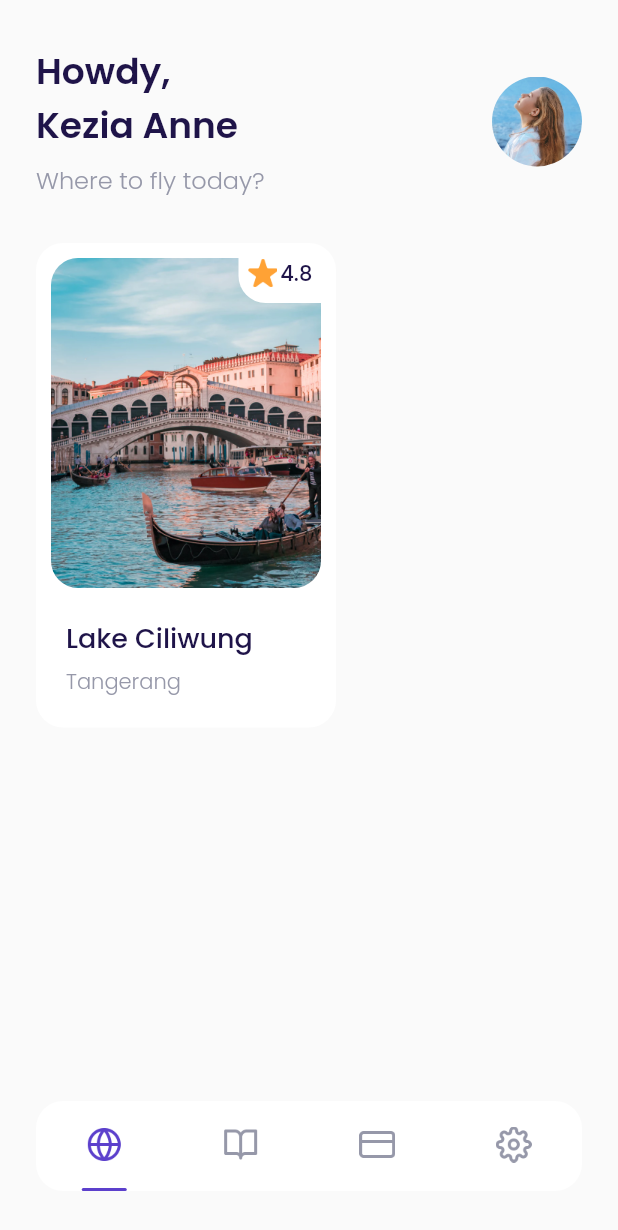
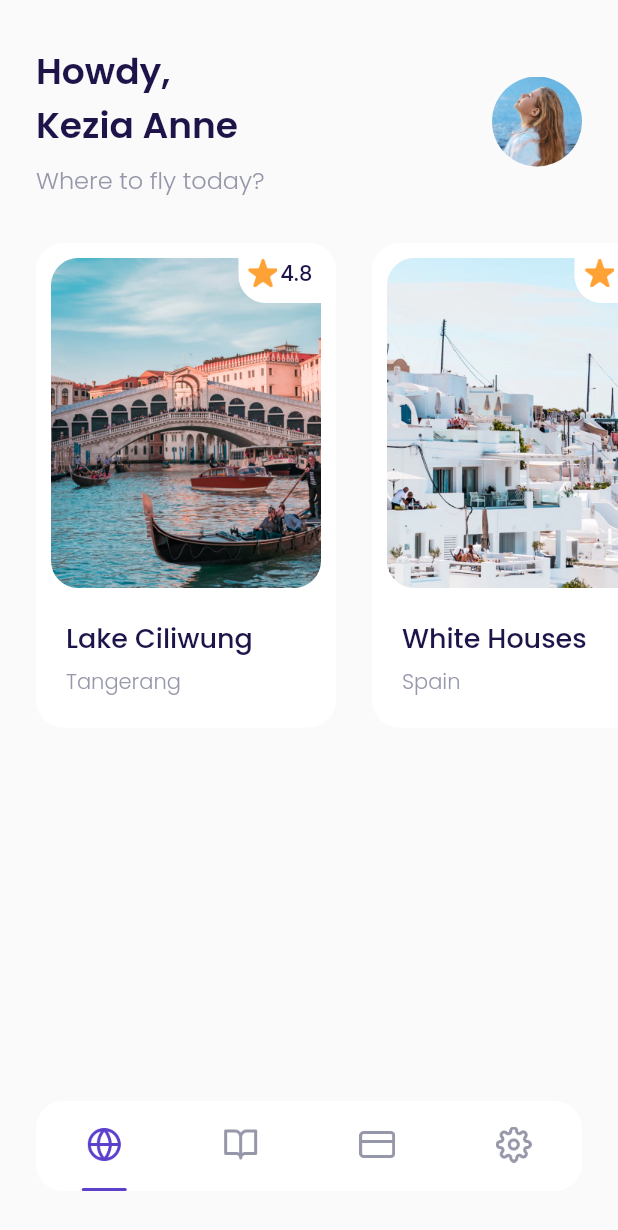
Before and after one commit to Nurhiman20/travel-flight-booking-app, a Flutter app: the MainPage screen opened by its route, on a phone screen of 412 x 824 dp. Shown: the top 1230 px of the screen. Run offline on Flutter 3.47's test engine with Material 2 defaults, Android fonts, the phone set to English and light mode, and no system bars; our stand-ins replace google_fonts.

Commit message:
feat(Home): Slicing destination list

```diff
--- a/lib/ui/pages/home_page.dart
+++ b/lib/ui/pages/home_page.dart
@@ -1,4 +1,5 @@
 import 'package:airplane/shared/theme.dart';
+import 'package:airplane/ui/widgets/destination_card.dart';
 import 'package:flutter/material.dart';
 
 class HomePage extends StatelessWidget {
@@ -49,82 +50,42 @@ class HomePage extends StatelessWidget {
     Widget popularDestinations() {
       return Container(
         margin: const EdgeInsets.only(top: 30),
+        child: const SingleChildScrollView(
+          scrollDirection: Axis.horizontal,
           child: Row(
             children: [
-            Container(
-              width: 200,
-              height: 323,
-              margin: EdgeInsets.only(left: defaultMargin),
-              padding: const EdgeInsets.all(10),
-              decoration: BoxDecoration(
-                  borderRadius: BorderRadius.circular(18), color: kWhiteColor),
-              child: Column(
-                  crossAxisAlignment: CrossAxisAlignment.start,
-                  children: [
-                    Container(
-                      width: 180,
-                      height: 220,
-                      margin: const EdgeInsets.only(bottom: 20),
-                      decoration: BoxDecoration(
-                          borderRadius: BorderRadius.circular(18),
-                          image: const DecorationImage(
-                              image:
-                                  AssetImage('assets/image_destination1.png'))),
-                      child: Align(
-                        alignment: Alignment.topRight,
-                        child: Container(
-                          width: 55,
-                          height: 30,
-                          decoration: BoxDecoration(
-                              color: kWhiteColor,
-                              borderRadius: const BorderRadius.only(
-                                  bottomLeft: Radius.circular(18))),
-                          child: Row(
-                            mainAxisAlignment: MainAxisAlignment.center,
-                            crossAxisAlignment: CrossAxisAlignment.start,
-                            children: [
-                              Container(
-                                width: 20,
-                                height: 20,
-                                margin: const EdgeInsets.only(right: 2),
-                                decoration: const BoxDecoration(
-                                    image: DecorationImage(
-                                        image: AssetImage(
-                                            'assets/icon_star.png'))),
+              DestinationCard(
+                name: 'Lake Ciliwung',
+                city: 'Tangerang',
+                imageUrl: 'assets/image_destination1.png',
+                rating: 4.8,
               ),
-                              Text(
-                                '4.8',
-                                style:
-                                    blackTextStyle.copyWith(fontWeight: medium),
+              DestinationCard(
+                name: 'White Houses',
+                city: 'Spain',
+                imageUrl: 'assets/image_destination2.png',
+                rating: 4.7,
+              ),
+              DestinationCard(
+                name: 'Hill Heyo',
+                city: 'Monaco',
+                imageUrl: 'assets/image_destination3.png',
+                rating: 4.8,
+              ),
+              DestinationCard(
+                name: 'Menarra',
+                city: 'Japan',
+                imageUrl: 'assets/image_destination4.png',
+                rating: 5.0,
+              ),
+              DestinationCard(
+                name: 'Payung Teduh',
+                city: 'Singapore',
+                imageUrl: 'assets/image_destination5.png',
+                rating: 4.9,
               )
             ],
           ),
-                        ),
-                      ),
-                    ),
-                    Container(
-                      margin: const EdgeInsets.only(left: 10),
-                      child: Column(
-                        crossAxisAlignment: CrossAxisAlignment.start,
-                        children: [
-                          Text(
-                            'Lake Ciliwung',
-                            style: blackTextStyle.copyWith(
-                                fontSize: 18, fontWeight: medium),
-                          ),
-                          const SizedBox(
-                            height: 5,
-                          ),
-                          Text(
-                            'Tangerang',
-                            style: greyTextStyle.copyWith(fontWeight: light),
-                          )
-                        ],
-                      ),
-                    )
-                  ]),
-            )
-          ],
         ),
       );
     }
--- /dev/null
+++ b/lib/ui/widgets/destination_card.dart
@@ -0,0 +1,88 @@
+import 'package:airplane/shared/theme.dart';
+import 'package:flutter/material.dart';
+
+class DestinationCard extends StatelessWidget {
+  final String name;
+  final String city;
+  final String imageUrl;
+  final double rating;
+
+  const DestinationCard(
+      {Key? key,
+      required this.name,
+      required this.city,
+      required this.imageUrl,
+      this.rating = 0.0})
+      : super(key: key);
+
+  @override
+  Widget build(BuildContext context) {
+    return Container(
+      width: 200,
+      height: 323,
+      margin: EdgeInsets.only(left: defaultMargin),
+      padding: const EdgeInsets.all(10),
+      decoration: BoxDecoration(
+          borderRadius: BorderRadius.circular(18), color: kWhiteColor),
+      child: Column(crossAxisAlignment: CrossAxisAlignment.start, children: [
+        Container(
+          width: 180,
+          height: 220,
+          margin: const EdgeInsets.only(bottom: 20),
+          decoration: BoxDecoration(
+              borderRadius: BorderRadius.circular(18),
+              image: DecorationImage(image: AssetImage(imageUrl))),
+          child: Align(
+            alignment: Alignment.topRight,
+            child: Container(
+              width: 55,
+              height: 30,
+              decoration: BoxDecoration(
+                  color: kWhiteColor,
+                  borderRadius:
+                      const BorderRadius.only(bottomLeft: Radius.circular(18))),
+              child: Row(
+                mainAxisAlignment: MainAxisAlignment.center,
+                crossAxisAlignment: CrossAxisAlignment.start,
+                children: [
+                  Container(
+                    width: 20,
+                    height: 20,
+                    margin: const EdgeInsets.only(right: 2),
+                    decoration: const BoxDecoration(
+                        image: DecorationImage(
+                            image: AssetImage('assets/icon_star.png'))),
+                  ),
+                  Text(
+                    rating.toString(),
+                    style: blackTextStyle.copyWith(fontWeight: medium),
+                  )
+                ],
+              ),
+            ),
+          ),
+        ),
+        Container(
+          margin: const EdgeInsets.only(left: 10),
+          child: Column(
+            crossAxisAlignment: CrossAxisAlignment.start,
+            children: [
+              Text(
+                name,
+                style:
+                    blackTextStyle.copyWith(fontSize: 18, fontWeight: medium),
+              ),
+              const SizedBox(
+                height: 5,
+              ),
+              Text(
+                city,
+                style: greyTextStyle.copyWith(fontWeight: light),
+              )
+            ],
+          ),
+        )
+      ]),
+    );
+  }
+}
```
Lines whose indentation alone changed are shown as unchanged.
